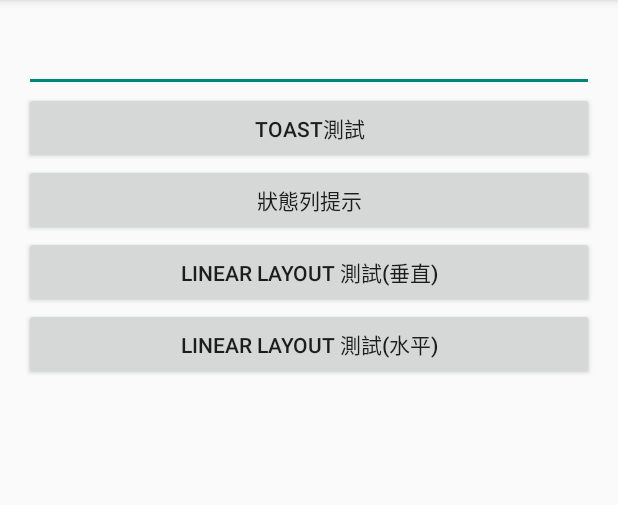
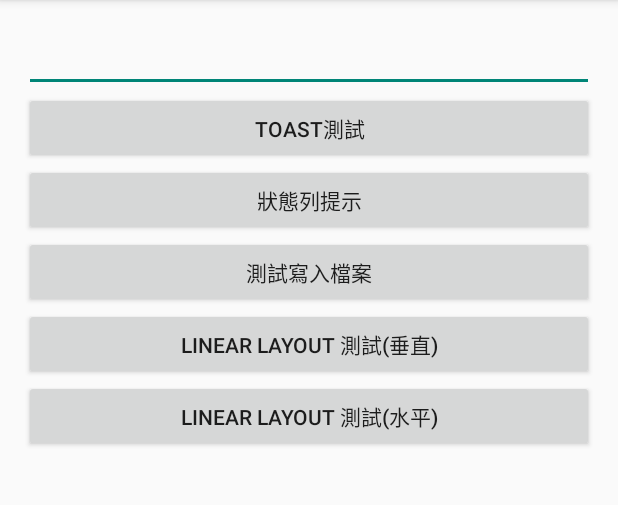
Before and after one commit to fishingboy/Android_Test, an Android app: the MainView screen opened directly, with no data from a screen before it, on a phone screen of 412 x 824 dp, the part 84-589 px from its top. Run offline under Robolectric (Android 15) with nearby library versions, the phone set to English and light mode, and no system bars.

Commit message:
將輸入方塊改為限定單行  android:InputType="text"

```diff
--- a/app/src/main/res/layout/activity_main.xml
+++ b/app/src/main/res/layout/activity_main.xml
@@ -13,7 +13,8 @@
         android:layout_width="match_parent"
         android:layout_height="wrap_content"
         android:id="@+id/txt1"
-        android:layout_gravity="center_horizontal" />
+        android:layout_gravity="center_horizontal"
+        android:inputType="text"/>
 
     <Button
         android:layout_width="fill_parent"
@@ -34,6 +35,13 @@
     <Button
         android:layout_width="fill_parent"
         android:layout_height="wrap_content"
+        android:text="測試寫入檔案"
+        android:id="@+id/btn_file_test"
+        android:layout_gravity="center_horizontal"/>
+
+    <Button
+        android:layout_width="fill_parent"
+        android:layout_height="wrap_content"
         android:text="Linear Layout 測試(垂直)"
         android:id="@+id/btn_linear_start"
         android:onClick="showLinear"/>
```
